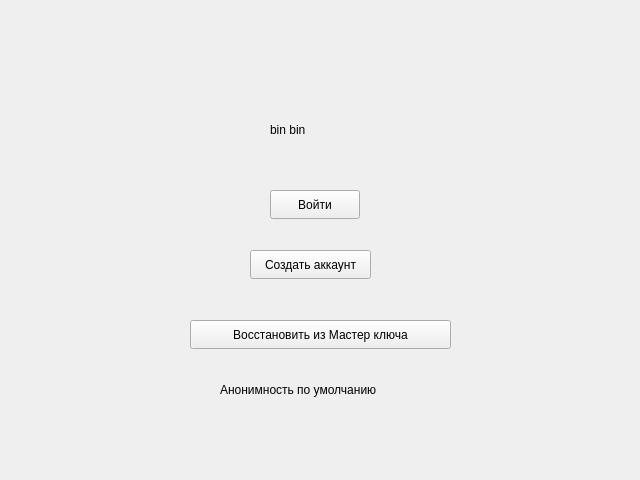
The window that UI/mainwindow.ui (angryduck1/E2EMes) describes before a commit, drawn with Qt 5.
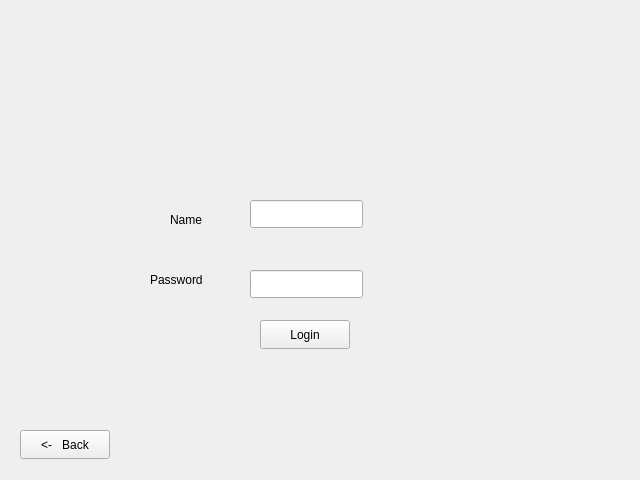
The same window after the commit.

Commit message: now user password\login save from edittextline into string values

```diff
--- a/UI/mainwindow.ui
+++ b/UI/mainwindow.ui
@@ -14,70 +14,159 @@
    <string>MainWindow</string>
   </property>
   <widget class="QWidget" name="centralwidget">
-   <widget class="QPushButton" name="loginButton">
+   <widget class="QStackedWidget" name="stackedWidget">
     <property name="geometry">
      <rect>
+      <x>0</x>
+      <y>0</y>
+      <width>641</width>
+      <height>481</height>
+     </rect>
+    </property>
+    <property name="currentIndex">
+     <number>1</number>
+    </property>
+    <widget class="QWidget" name="mainPage">
+     <widget class="QLabel" name="binbinLabel">
+      <property name="geometry">
+       <rect>
       <x>270</x>
-      <y>190</y>
-      <width>90</width>
-      <height>29</height>
+        <y>80</y>
+        <width>63</width>
+        <height>20</height>
      </rect>
     </property>
     <property name="text">
-     <string>Войти</string>
+       <string>binbin</string>
+      </property>
+     </widget>
+     <widget class="QLabel" name="label_2">
+      <property name="geometry">
+       <rect>
+        <x>270</x>
+        <y>330</y>
+        <width>63</width>
+        <height>20</height>
+       </rect>
+      </property>
+      <property name="text">
+       <string>annon</string>
     </property>
    </widget>
    <widget class="QPushButton" name="createAccount">
     <property name="geometry">
      <rect>
+        <x>230</x>
+        <y>220</y>
+        <width>131</width>
+        <height>29</height>
+       </rect>
+      </property>
+      <property name="text">
+       <string>Create Account</string>
+      </property>
+     </widget>
+     <widget class="QPushButton" name="loginButton">
+      <property name="geometry">
+       <rect>
       <x>250</x>
-      <y>250</y>
-      <width>121</width>
+        <y>170</y>
+        <width>90</width>
       <height>29</height>
      </rect>
     </property>
     <property name="text">
-     <string>Создать аккаунт</string>
+       <string>login</string>
     </property>
    </widget>
    <widget class="QPushButton" name="recoveryButton">
     <property name="geometry">
      <rect>
-      <x>190</x>
+        <x>230</x>
+        <y>270</y>
+        <width>141</width>
+        <height>29</height>
+       </rect>
+      </property>
+      <property name="text">
+       <string>Use recovery key</string>
+      </property>
+     </widget>
+    </widget>
+    <widget class="QWidget" name="userLoginPage">
+     <widget class="QPushButton" name="userLoginButton">
+      <property name="geometry">
+       <rect>
+        <x>260</x>
       <y>320</y>
-      <width>261</width>
+        <width>90</width>
       <height>29</height>
      </rect>
     </property>
     <property name="text">
-     <string>Восстановить из Мастер ключа</string>
-    </property>
-   </widget>
-   <widget class="QLabel" name="binbinLabel">
+       <string>Login</string>
+      </property>
+     </widget>
+     <widget class="QLineEdit" name="userLoginName">
     <property name="geometry">
      <rect>
-      <x>270</x>
-      <y>120</y>
-      <width>111</width>
+        <x>250</x>
+        <y>200</y>
+        <width>113</width>
+        <height>28</height>
+       </rect>
+      </property>
+     </widget>
+     <widget class="QLineEdit" name="userLoginPassword">
+      <property name="geometry">
+       <rect>
+        <x>250</x>
+        <y>270</y>
+        <width>113</width>
+        <height>28</height>
+       </rect>
+      </property>
+     </widget>
+     <widget class="QLabel" name="userLoginNameLabel">
+      <property name="geometry">
+       <rect>
+        <x>170</x>
+        <y>210</y>
+        <width>63</width>
       <height>20</height>
      </rect>
     </property>
     <property name="text">
-     <string>bin bin</string>
-    </property>
-   </widget>
-   <widget class="QLabel" name="label_3">
+       <string>Name</string>
+      </property>
+     </widget>
+     <widget class="QLabel" name="userLoginPasswordLabel">
     <property name="geometry">
      <rect>
-      <x>220</x>
-      <y>380</y>
-      <width>231</width>
+        <x>150</x>
+        <y>270</y>
+        <width>81</width>
       <height>20</height>
      </rect>
     </property>
     <property name="text">
-     <string>Анонимность по умолчанию</string>
-    </property>
+       <string>Password</string>
+      </property>
+     </widget>
+     <widget class="QPushButton" name="backToMainButton">
+      <property name="geometry">
+       <rect>
+        <x>20</x>
+        <y>430</y>
+        <width>90</width>
+        <height>29</height>
+       </rect>
+      </property>
+      <property name="text">
+       <string>&lt;-   Back</string>
+      </property>
+     </widget>
+    </widget>
    </widget>
   </widget>
  </widget>
```
Lines whose indentation alone changed are shown as unchanged. The commit also changes 3 other files.
